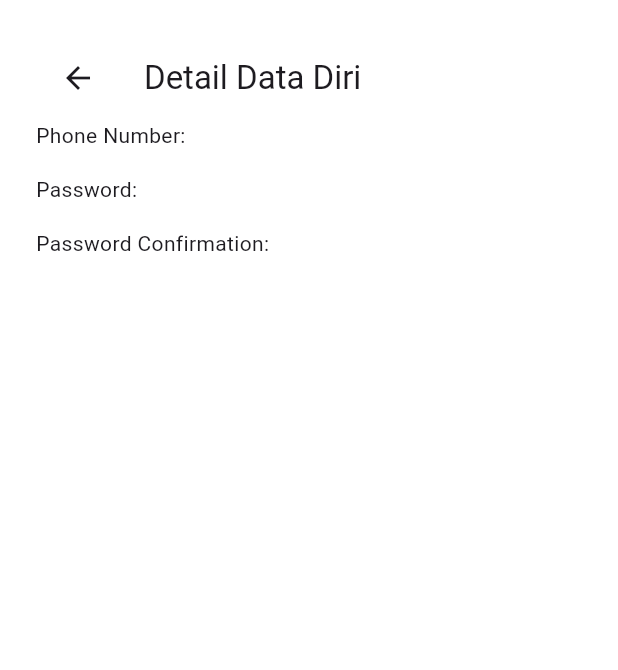
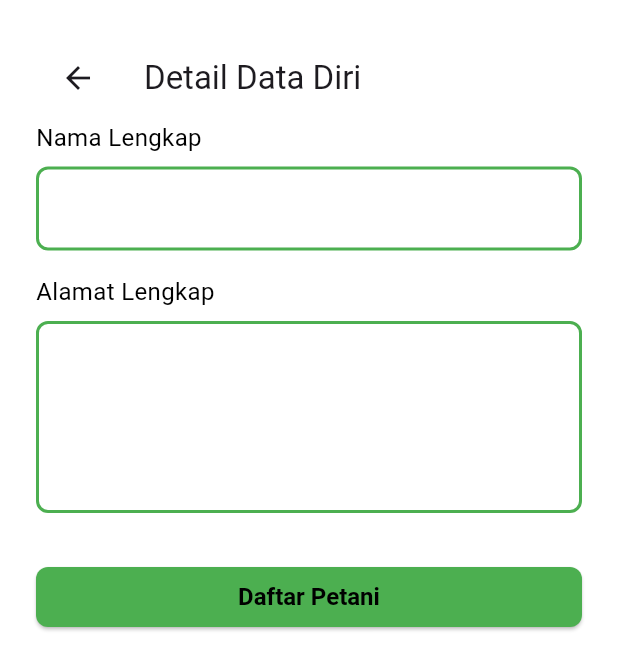
Before and after one commit to aliftheprogramer/study-clean-architecture, a Flutter app: the DetailDataDiriPageTes screen opened directly with empty values, on a phone screen of 412 x 824 dp. Shown: the top 670 px of the screen. Run offline on Flutter 3.47's test engine with Material 3 defaults, Android fonts, the phone set to English and light mode, and no system bars; our stand-ins replace dartz, dio, flutter_bloc, get_it, logger, toast.

Commit message:
Add custom text fields and submit button to DetailDataDiriPageTes

```diff
--- a/lib/features/auth/presentation/pages/detail_data_diri_tes.dart
+++ b/lib/features/auth/presentation/pages/detail_data_diri_tes.dart
@@ -1,9 +1,16 @@
 import 'package:clean_architecture_poktani/features/auth/domain/entities/request/register/register_data.dart';
+import 'package:clean_architecture_poktani/features/auth/presentation/pages/widget/custom_auth_text_field.dart';
+import 'package:clean_architecture_poktani/features/auth/presentation/pages/widget/custom_submit_auth_button.dart';
 import 'package:flutter/material.dart';
+import 'package:toast/toast.dart';
 
 class DetailDataDiriPageTes extends StatelessWidget {
   final RegisterData registrationData;
-  const DetailDataDiriPageTes({super.key, required this.registrationData});
+
+  final TextEditingController _namaLengkapController = TextEditingController();
+  final TextEditingController _alamatLengkapController =
+      TextEditingController();
+  DetailDataDiriPageTes({super.key, required this.registrationData});
 
   @override
   Widget build(BuildContext context) {
@@ -22,12 +29,32 @@ class DetailDataDiriPageTes extends StatelessWidget {
               title: Text("Detail Data Diri"),
               backgroundColor: Colors.white,
             ),
-            Text("Phone Number: ${registrationData.phone_number}"),
+            CustomAuthTextField(
+              label: "Nama Lengkap",
+              keyboardType: TextInputType.text,
+              isPassword: false,
+              isNumber: false,
+              controller: _namaLengkapController,
+              obsecureText: false,
+            ),
             SizedBox(height: 16),
-            Text("Password: ${registrationData.password}"),
-            SizedBox(height: 16),
-            Text(
-              "Password Confirmation: ${registrationData.password_confirmation}",
+            CustomAuthTextField(
+              label: "Alamat Lengkap",
+              keyboardType: TextInputType.text,
+              isPassword: false,
+              isNumber: false,
+              controller: _alamatLengkapController,
+              obsecureText: false,
+              isAlamat: true,
+            ),
+            SizedBox(height: 32),
+            CustomSubmitAuthButton(
+              label: "Daftar Petani",
+              onPressed: () {
+                ScaffoldMessenger.of(context).showSnackBar(
+                  SnackBar(content: Text("button daftar di tekan")),
+                );
+              },
             ),
           ],
         ),
--- a/lib/features/auth/presentation/pages/widget/custom_auth_text_field.dart
+++ b/lib/features/auth/presentation/pages/widget/custom_auth_text_field.dart
@@ -9,6 +9,7 @@ class CustomAuthTextField extends StatelessWidget {
   final TextEditingController controller;
   final bool obsecureText;
   final VoidCallback? onToggleObsecure;
+  final bool isAlamat;
 
   const CustomAuthTextField({
     super.key,
@@ -19,6 +20,7 @@ class CustomAuthTextField extends StatelessWidget {
     required this.controller,
     required this.obsecureText,
     this.onToggleObsecure,
+    this.isAlamat = false,
   });
 
   @override
@@ -35,7 +37,11 @@ class CustomAuthTextField extends StatelessWidget {
         const SizedBox(height: 8),
         TextField(
           controller: controller,
-          keyboardType: isNumber ? TextInputType.number : keyboardType,
+          keyboardType: isAlamat
+              ? TextInputType.multiline
+              : (isNumber ? TextInputType.number : keyboardType),
+          maxLines: isAlamat ? 4 : 1,
+          minLines: isAlamat ? 4 : 1,
           obscureText: obsecureText,
           inputFormatters: isNumber
               ? [FilteringTextInputFormatter.digitsOnly]
@@ -57,7 +63,7 @@ class CustomAuthTextField extends StatelessWidget {
                       obsecureText ? Icons.visibility_off : Icons.visibility,
                     ),
                   )
-                : null
+                : null,
           ),
         ),
       ],
```
